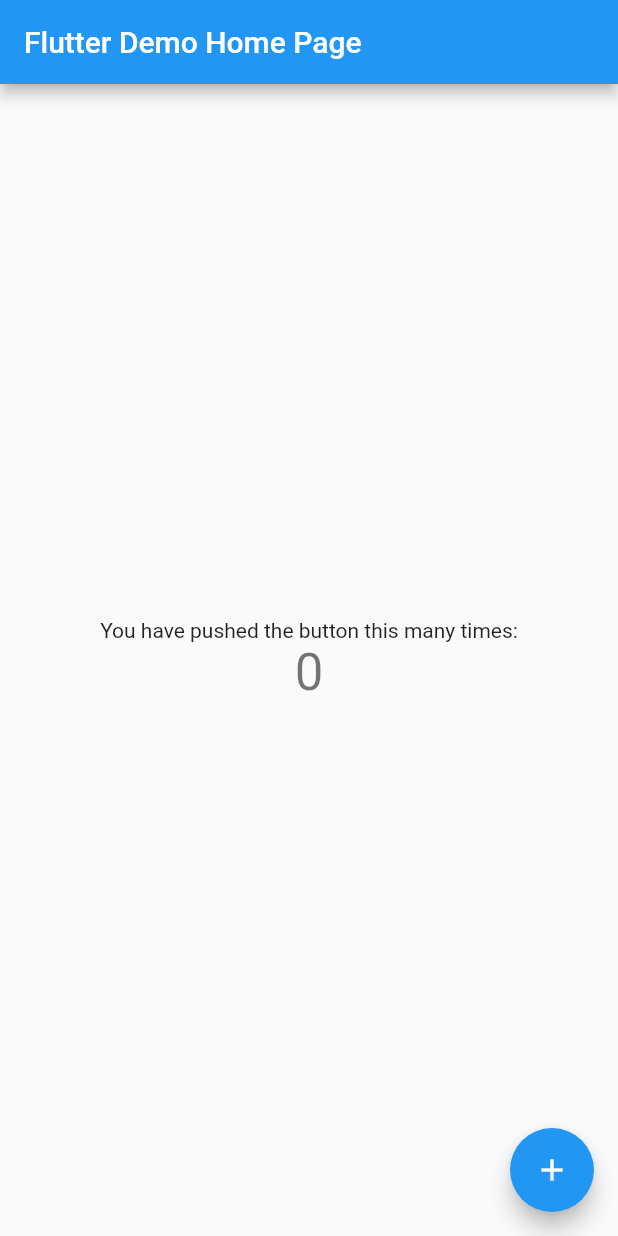
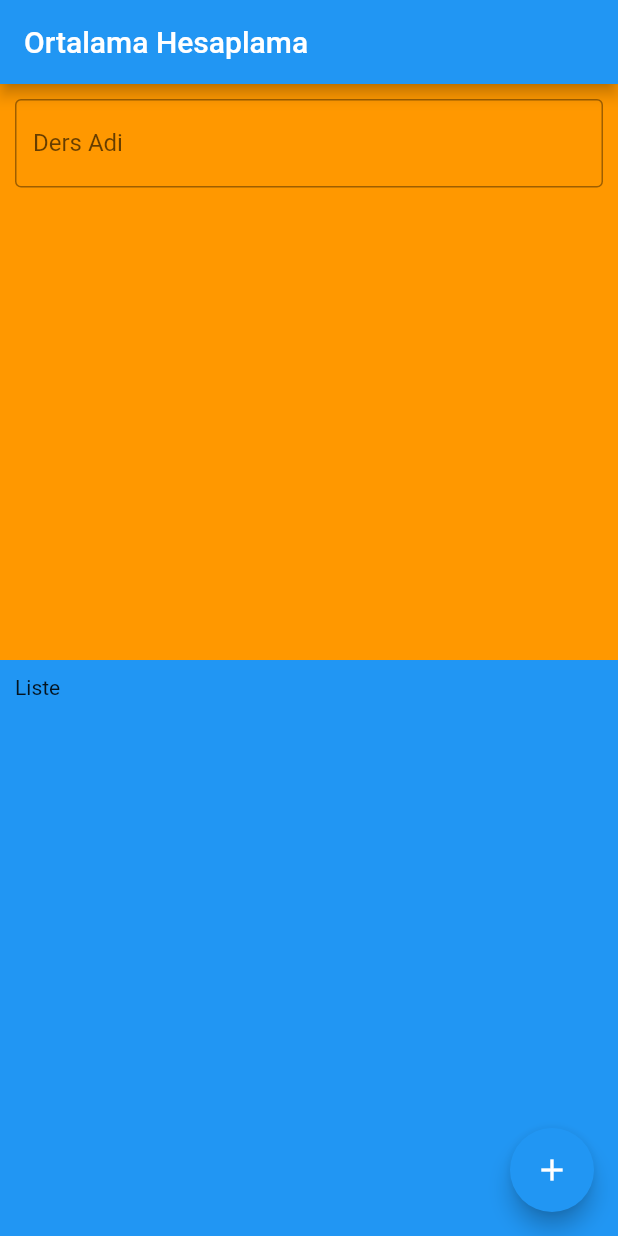
Before and after one commit to zzafergok/not-ortalama-hesaplama, a Flutter app: the screen it shows after launch, on a phone screen of 412 x 824 dp. Run offline on Flutter 3.47's test engine with Material 2 defaults, Android fonts, the phone set to English and light mode, and no system bars.

Commit message:
project start

```diff
--- a/lib/main.dart
+++ b/lib/main.dart
@@ -11,107 +11,81 @@ class MyApp extends StatelessWidget {
     return MaterialApp(
       title: 'Flutter Demo',
       theme: ThemeData(
-        // This is the theme of your application.
-        //
-        // Try running your application with "flutter run". You'll see the
-        // application has a blue toolbar. Then, without quitting the app, try
-        // changing the primarySwatch below to Colors.green and then invoke
-        // "hot reload" (press "r" in the console where you ran "flutter run",
-        // or simply save your changes to "hot reload" in a Flutter IDE).
-        // Notice that the counter didn't reset back to zero; the application
-        // is not restarted.
         primarySwatch: Colors.blue,
-        // This makes the visual density adapt to the platform that you run
-        // the app on. For desktop platforms, the controls will be smaller and
-        // closer together (more dense) than on mobile platforms.
         visualDensity: VisualDensity.adaptivePlatformDensity,
       ),
-      home: MyHomePage(title: 'Flutter Demo Home Page'),
+      debugShowCheckedModeBanner: false,
+      home: MyHomePage(),
     );
   }
 }
 
 class MyHomePage extends StatefulWidget {
-  MyHomePage({Key key, this.title}) : super(key: key);
-
-  // This widget is the home page of your application. It is stateful, meaning
-  // that it has a State object (defined below) that contains fields that affect
-  // how it looks.
-
-  // This class is the configuration for the state. It holds the values (in this
-  // case the title) provided by the parent (in this case the App widget) and
-  // used by the build method of the State. Fields in a Widget subclass are
-  // always marked "final".
-
-  final String title;
-
   @override
   _MyHomePageState createState() => _MyHomePageState();
 }
 
 class _MyHomePageState extends State<MyHomePage> {
-  int _counter = 0;
-
-  void _incrementCounter() {
-    setState(() {
-      // This call to setState tells the Flutter framework that something has
-      // changed in this State, which causes it to rerun the build method below
-      // so that the display can reflect the updated values. If we changed
-      // _counter without calling setState(), then the build method would not be
-      // called again, and so nothing would appear to happen.
-      _counter++;
-    });
-  }
+  String dersAdi;
 
   @override
   Widget build(BuildContext context) {
-    // This method is rerun every time setState is called, for instance as done
-    // by the _incrementCounter method above.
-    //
-    // The Flutter framework has been optimized to make rerunning build methods
-    // fast, so that you can just rebuild anything that needs updating rather
-    // than having to individually change instances of widgets.
     return Scaffold(
       appBar: AppBar(
-        // Here we take the value from the MyHomePage object that was created by
-        // the App.build method, and use it to set our appbar title.
-        title: Text(widget.title),
-      ),
-      body: Center(
-        // Center is a layout widget. It takes a single child and positions it
-        // in the middle of the parent.
-        child: Column(
-          // Column is also a layout widget. It takes a list of children and
-          // arranges them vertically. By default, it sizes itself to fit its
-          // children horizontally, and tries to be as tall as its parent.
-          //
-          // Invoke "debug painting" (press "p" in the console, choose the
-          // "Toggle Debug Paint" action from the Flutter Inspector in Android
-          // Studio, or the "Toggle Debug Paint" command in Visual Studio Code)
-          // to see the wireframe for each widget.
-          //
-          // Column has various properties to control how it sizes itself and
-          // how it positions its children. Here we use mainAxisAlignment to
-          // center the children vertically; the main axis here is the vertical
-          // axis because Columns are vertical (the cross axis would be
-          // horizontal).
-          mainAxisAlignment: MainAxisAlignment.center,
-          children: <Widget>[
-            Text(
-              'You have pushed the button this many times:',
-            ),
-            Text(
-              '$_counter',
-              style: Theme.of(context).textTheme.headline4,
-            ),
-          ],
-        ),
+        title: Text('Ortalama Hesaplama'),
       ),
       floatingActionButton: FloatingActionButton(
-        onPressed: _incrementCounter,
-        tooltip: 'Increment',
+        onPressed: () {},
         child: Icon(Icons.add),
-      ), // This trailing comma makes auto-formatting nicer for build methods.
+      ),
+      body: uygulamaGovdesi(),
+    );
+  }
+
+  Widget uygulamaGovdesi() {
+    return Container(
+      child: Column(
+        crossAxisAlignment: CrossAxisAlignment.stretch,
+        children: [
+          //Static formu tutan container
+          Expanded(
+              child: Container(
+            padding: EdgeInsets.all(10),
+            color: Colors.orange,
+            child: Form(
+              child: Column(
+                children: [
+                  TextFormField(
+                    decoration: InputDecoration(
+                      labelText: 'Ders Adi',
+                      hintText: 'Ders Adini giriniz',
+                      border: OutlineInputBorder(),
+                    ),
+                    validator: (girilenDeger) {
+                      if (girilenDeger.length > 0) {
+                        return null;
+                      } else {
+                        return 'Ders Adi Bos Olamaz';
+                      }
+                    },
+                    onSaved: (kaydedilecekDeger) {
+                      dersAdi = kaydedilecekDeger;
+                    },
+                  ),
+                ],
+              ),
+            ),
+          )),
+
+          //Dinamik formu tutan container
+          Expanded(
+              child: Container(
+            padding: EdgeInsets.all(10),
+            color: Colors.blue,
+            child: Text('Liste'),
+          )),
+        ],
+      ),
     );
   }
 }
```
